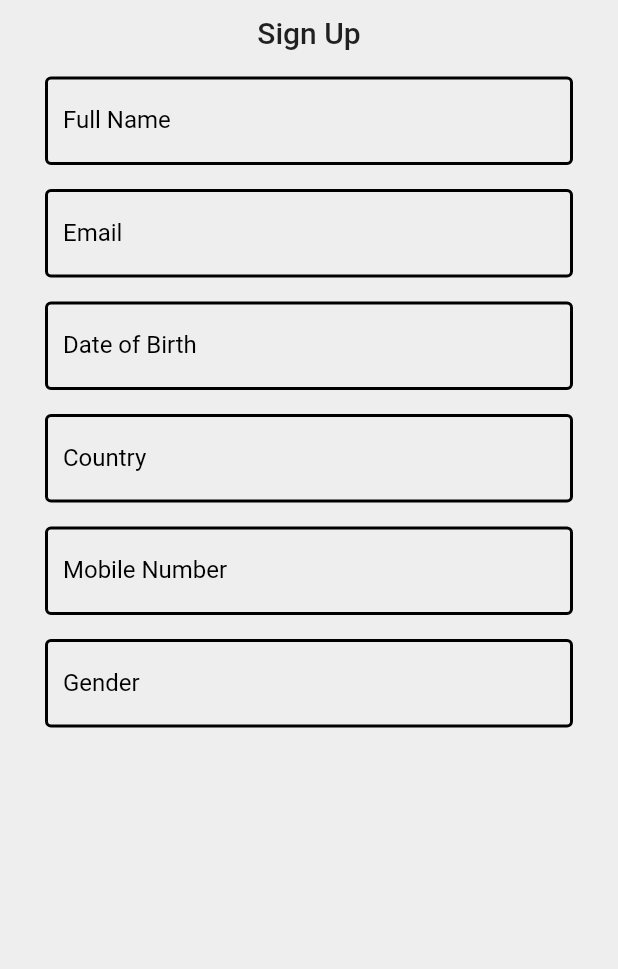
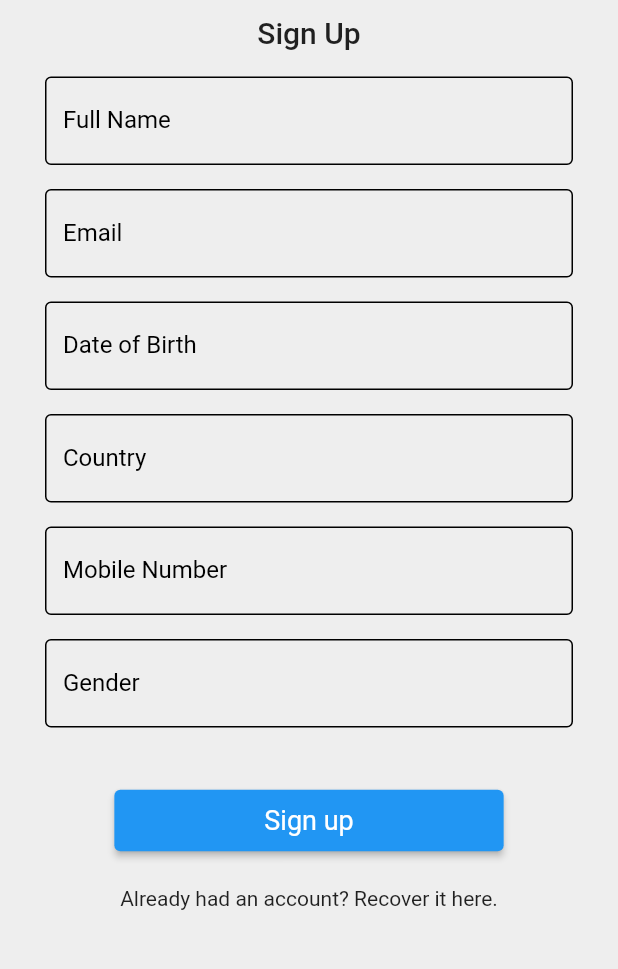
Before and after one commit to IdentityBlock/iBlockApp, a Flutter app: the screen it shows after launch, on a phone screen of 412 x 824 dp, the part 150-1119 px from its top. Run offline on Flutter 3.47's test engine with Material 2 defaults, Android fonts, the phone set to English and light mode, and no system bars; missing offline and left inert: qr_code_scanner.

Commit message:
Completed Sign Up Page Design

```diff
--- a/lib/pages/signup_page.dart
+++ b/lib/pages/signup_page.dart
@@ -1,6 +1,7 @@
 import 'package:flutter/material.dart';
 
 import '../widgets/forms/text_input_field.dart';
+import '../widgets/forms/button.dart';
 
 class SignUpPage extends StatelessWidget {
   const SignUpPage({Key? key}) : super(key: key);
@@ -32,7 +33,11 @@ class SignUpPage extends StatelessWidget {
               const TextInputField('Date of Birth'),
               const TextInputField('Country'),
               const TextInputField('Mobile Number'),
-              const TextInputField('Gender')
+              const TextInputField('Gender'),
+              const SizedBox(height: 30,),
+              Button('Sign up', onPressed: (){}),
+              const SizedBox(height: 20,),
+              const Text('Already had an account? Recover it here.'),
             ],
           ),
         ),
--- /dev/null
+++ b/lib/widgets/forms/button.dart
@@ -0,0 +1,23 @@
+import 'package:flutter/material.dart';
+
+class Button extends StatelessWidget {
+  final String label;
+  final VoidCallback onPressed;
+  const Button(this.label, {Key? key, required this.onPressed}) : super(key: key);
+
+  @override
+  Widget build(BuildContext context) {
+    return ElevatedButton(
+      onPressed: onPressed,
+      style: ElevatedButton.styleFrom(
+        primary: Colors.blue,
+        onPrimary: Colors.white,
+        textStyle: const TextStyle(
+          fontSize: 18,
+        ),
+        padding: const EdgeInsets.symmetric(horizontal: 100, vertical: 10),
+      ),
+      child: Text(label),
+    );
+  }
+}
--- a/lib/widgets/forms/text_input_field.dart
+++ b/lib/widgets/forms/text_input_field.dart
@@ -17,13 +17,13 @@ class TextInputField extends StatelessWidget {
           enabledBorder: const OutlineInputBorder(
             borderSide: BorderSide(
               color: Colors.black,
-              width: 2,
+              width: 1,
             ),
           ),
           focusedBorder: const OutlineInputBorder(
             borderSide: BorderSide(
-              color: Colors.white,
-              width: 2,
+              color: Colors.blue,
+              width: 1,
             ),
           ),
         ),
```
